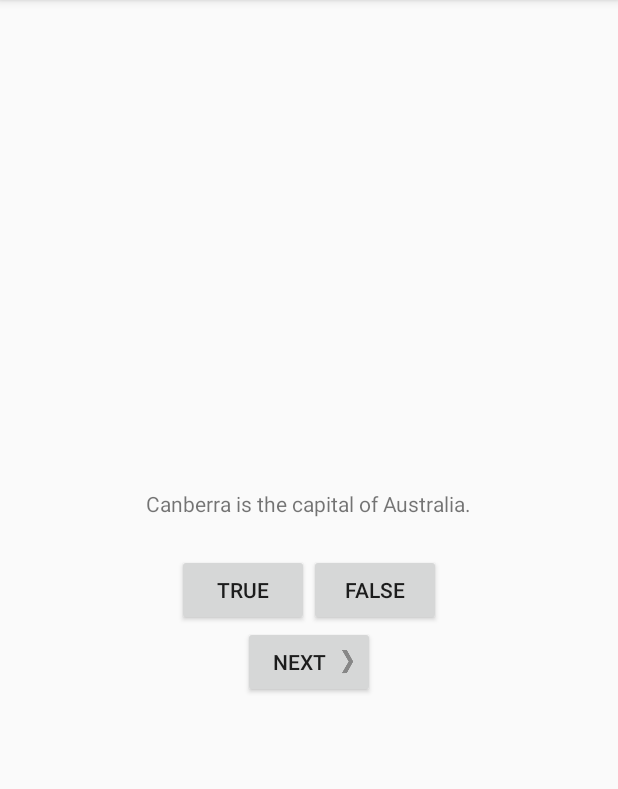
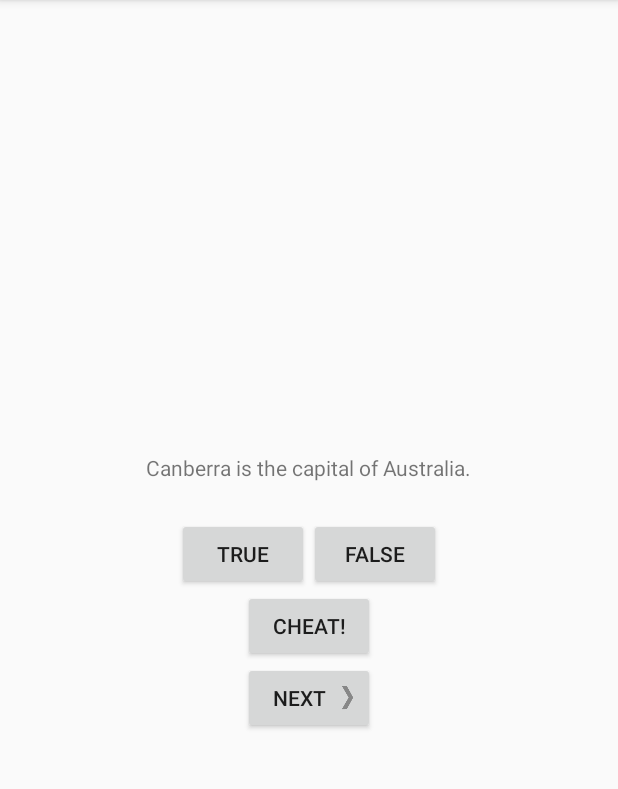
Before and after one commit to SeanArmstrong/BigNerdRanch, an Android app: the screen it shows after launch (QuizActivity), after a tap on "TRUE", on a phone screen of 412 x 824 dp, the part 84-873 px from its top. Run offline under Robolectric (Android 15) with nearby library versions, the phone set to English and light mode, and no system bars.

Commit message:
end chapter 5

```diff
--- a/GeoQuiz/app/src/main/java/com/example/seanarmstrong/geoquiz/QuizActivity.java
+++ b/GeoQuiz/app/src/main/java/com/example/seanarmstrong/geoquiz/QuizActivity.java
@@ -1,5 +1,7 @@
 package com.example.seanarmstrong.geoquiz;
 
+import android.app.Activity;
+import android.content.Intent;
 import android.support.v7.app.AppCompatActivity;
 import android.os.Bundle;
 import android.util.Log;
@@ -14,10 +16,13 @@ public class QuizActivity extends AppCompatActivity {
 
     private static final String TAG = "QuizActivity";
     private static final String KEY_INDEX = "index";
+    private static final int REQUEST_CODE_CHEAT_ACTIVITY = 0;
 
     private Button mTrueButton;
     private Button mFalseButton;
     private Button mNextButton;
+    private Button mCheatButton;
+    private boolean mIsCheater;
     private TextView mQuestionTextView;
 
     private Question[] mQuestionBank = new Question[] {
@@ -71,6 +76,17 @@ public class QuizActivity extends AppCompatActivity {
             @Override
             public void onClick(View v) {
                 nextQuestion();
+                mIsCheater = false;
+            }
+        });
+
+        mCheatButton = (Button) findViewById(R.id.cheat_button);
+        mCheatButton.setOnClickListener(new View.OnClickListener() {
+            @Override
+            public void onClick(View v) {
+                boolean answerIsTrue = mQuestionBank[mCurrentIndex].isAnswerTrue();
+                Intent intent = CheatActivity.newIntent(QuizActivity.this, answerIsTrue);
+                startActivityForResult(intent, REQUEST_CODE_CHEAT_ACTIVITY);
             }
         });
 
@@ -82,6 +98,20 @@ public class QuizActivity extends AppCompatActivity {
         super.onSaveInstanceState(savedInstanceState);
         Log.i(TAG, "onSaveInstanceState");
         savedInstanceState.putInt(KEY_INDEX, mCurrentIndex);
+    }
+
+    @Override
+    public void onActivityResult(int requestCode, int resultCode, Intent data) {
+        if (resultCode != Activity.RESULT_OK) {
+            return;
+        }
+
+        if (requestCode == REQUEST_CODE_CHEAT_ACTIVITY) {
+            if (data == null) {
+                return;
+            }
+            mIsCheater = CheatActivity.wasAnswerShown(data);
+        }
     }
 
     @Override
@@ -126,10 +156,15 @@ public class QuizActivity extends AppCompatActivity {
     private void checkAnswer(final boolean userPressedtrue) {
         boolean answerIsTrue = mQuestionBank[mCurrentIndex].isAnswerTrue();
 
-        if(userPressedtrue == answerIsTrue) {
-            showToast(R.string.correct_toast);
+
+        if (mIsCheater) {
+            showToast(R.string.judgement_toast);
         } else {
-            showToast(R.string.incorrect_toast);
+            if (userPressedtrue == answerIsTrue) {
+                showToast(R.string.correct_toast);
+            } else {
+                showToast(R.string.incorrect_toast);
+            }
         }
     }
 
--- a/GeoQuiz/app/src/main/res/layout-land/activity_quiz.xml
+++ b/GeoQuiz/app/src/main/res/layout-land/activity_quiz.xml
@@ -33,6 +33,11 @@
         android:layout_gravity="bottom"
         android:orientation="horizontal">
         <Button
+            android:id="@+id/cheat_button"
+            android:layout_width="wrap_content"
+            android:layout_height="wrap_content"
+            android:text="@string/cheat_button" />
+        <Button
             android:id="@+id/next_button"
             android:layout_width="wrap_content"
             android:layout_height="wrap_content"
--- a/GeoQuiz/app/src/main/res/layout/activity_quiz.xml
+++ b/GeoQuiz/app/src/main/res/layout/activity_quiz.xml
@@ -30,7 +30,14 @@
     <LinearLayout
         android:layout_width="wrap_content"
         android:layout_height="wrap_content"
-        android:orientation="horizontal">
+        android:orientation="vertical">
+
+        <Button
+            android:id="@+id/cheat_button"
+            android:layout_width="wrap_content"
+            android:layout_height="wrap_content"
+            android:text="@string/cheat_button" />
+
         <Button
             android:id="@+id/next_button"
             android:layout_width="wrap_content"
--- a/GeoQuiz/app/src/main/res/values/strings.xml
+++ b/GeoQuiz/app/src/main/res/values/strings.xml
@@ -6,4 +6,8 @@
     <string name="previous_button">Previous</string>
     <string name="correct_toast">Correct!</string>
     <string name="incorrect_toast">Incorrect!</string>
+    <string name="warning_text">Are you sure you want to do this?</string>
+    <string name="show_answer_button">SHow Answer</string>
+    <string name="cheat_button">Cheat!</string>
+    <string name="judgement_toast">Cheating is wrong.</string>
 </resources>
```
Also changed, not shown: GeoQuiz/app/src/main/AndroidManifest.xml (+5 -3 lines), GeoQuiz/app/src/main/java/com/example/seanarmstrong/geoquiz/CheatActivity.java (added, +61 -0 lines), GeoQuiz/app/src/main/res/layout/activity_cheat.xml (added, +31 -0 lines).
